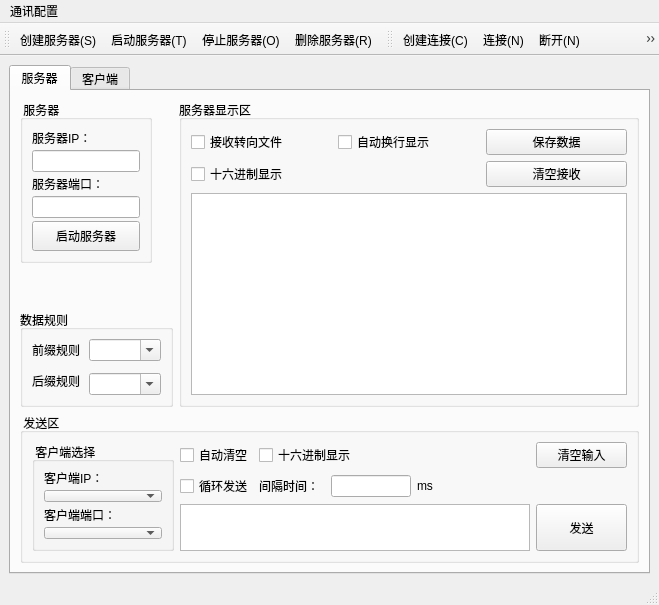
Above: tcpipwindow.ui from eveningwyn/Ethernet_SerialPort before the change. Below: the same form after it.
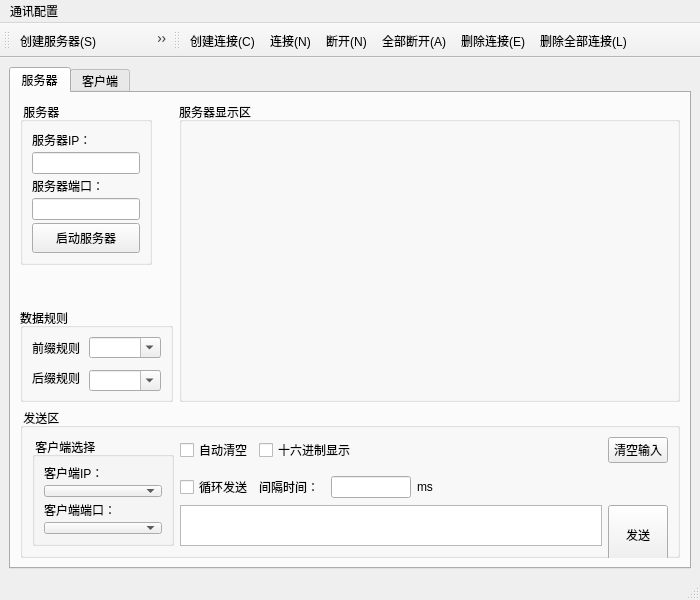
That is the form after the change. The open tabs and pages were chosen to show the change. Icons and pictures are not drawn.

```diff
--- a/tcpipwindow.ui
+++ b/tcpipwindow.ui
@@ -6,10 +6,16 @@
    <rect>
     <x>0</x>
     <y>0</y>
-    <width>659</width>
+    <width>700</width>
     <height>600</height>
    </rect>
   </property>
+  <property name="minimumSize">
+   <size>
+    <width>700</width>
+    <height>60</height>
+   </size>
+  </property>
   <property name="maximumSize">
    <size>
     <width>700</width>
@@ -21,10 +27,10 @@
   </property>
   <widget class="QWidget" name="mainCentralwidget">
    <layout class="QGridLayout" name="gridLayout_12">
-    <item row="1" column="0">
+    <item row="0" column="0">
      <widget class="QTabWidget" name="tabWidget">
       <property name="currentIndex">
-       <number>0</number>
+       <number>1</number>
       </property>
       <widget class="QWidget" name="tabServer">
        <attribute name="title">
@@ -43,13 +49,6 @@
            <string> 发送区</string>
           </property>
           <layout class="QGridLayout" name="gridLayout_11">
-           <item row="0" column="8">
-            <widget class="QPushButton" name="pushButtonServerClear">
-             <property name="text">
-              <string>清空输入</string>
-             </property>
-            </widget>
-           </item>
            <item row="0" column="3" colspan="4">
             <widget class="QCheckBox" name="checkBoxServerHexShow_Send">
              <property name="text">
@@ -57,7 +56,7 @@
              </property>
             </widget>
            </item>
-           <item row="1" column="5">
+           <item row="2" column="5">
             <widget class="QLineEdit" name="lineEditServerIntervalTime">
              <property name="maximumSize">
               <size>
@@ -67,7 +66,7 @@
              </property>
             </widget>
            </item>
-           <item row="1" column="6">
+           <item row="2" column="6">
             <widget class="QLabel" name="labelServer_ms">
              <property name="text">
               <string>ms</string>
@@ -81,7 +80,7 @@
              </property>
             </widget>
            </item>
-           <item row="2" column="8">
+           <item row="3" column="8">
             <widget class="QPushButton" name="pushButtonServerSend">
              <property name="sizePolicy">
               <sizepolicy hsizetype="Minimum" vsizetype="Minimum">
@@ -89,19 +88,41 @@
                <verstretch>0</verstretch>
               </sizepolicy>
              </property>
+             <property name="minimumSize">
+              <size>
+               <width>60</width>
+               <height>60</height>
+              </size>
+             </property>
+             <property name="maximumSize">
+              <size>
+               <width>60</width>
+               <height>16777215</height>
+              </size>
+             </property>
              <property name="text">
               <string>发送</string>
              </property>
             </widget>
            </item>
-           <item row="1" column="3">
+           <item row="2" column="3">
             <widget class="QLabel" name="labelServerIntervalTime">
              <property name="text">
               <string>间隔时间：</string>
              </property>
             </widget>
            </item>
-           <item row="0" column="0" rowspan="3" colspan="2">
+           <item row="2" column="2">
+            <widget class="QCheckBox" name="checkBoxServerLoopSend">
+             <property name="text">
+              <string>循环发送</string>
+             </property>
+            </widget>
+           </item>
+           <item row="3" column="2" colspan="6">
+            <widget class="QTextEdit" name="textEditServerSendInput"/>
+           </item>
+           <item row="0" column="0" rowspan="4" colspan="2">
             <widget class="QGroupBox" name="groupBoxServerClientSelect">
              <property name="minimumSize">
               <size>
@@ -136,30 +157,26 @@
              </layout>
             </widget>
            </item>
-           <item row="1" column="2">
-            <widget class="QCheckBox" name="checkBoxServerLoopSend">
+           <item row="0" column="8">
+            <widget class="QPushButton" name="pushButtonServerClear">
+             <property name="minimumSize">
+              <size>
+               <width>60</width>
+               <height>0</height>
+              </size>
+             </property>
+             <property name="maximumSize">
+              <size>
+               <width>60</width>
+               <height>16777215</height>
+              </size>
+             </property>
              <property name="text">
-              <string>循环发送</string>
+              <string>清空输入</string>
              </property>
             </widget>
            </item>
-           <item row="2" column="2" colspan="6">
-            <widget class="QTextEdit" name="textEditServerSendInput"/>
-           </item>
-           <item row="1" column="8">
-            <spacer name="horizontalSpacer_4">
-             <property name="orientation">
-              <enum>Qt::Horizontal</enum>
-             </property>
-             <property name="sizeHint" stdset="0">
-              <size>
-               <width>40</width>
-               <height>20</height>
-              </size>
-             </property>
-            </spacer>
-           </item>
-           <item row="1" column="7">
+           <item row="0" column="7">
             <spacer name="horizontalSpacer">
              <property name="orientation">
               <enum>Qt::Horizontal</enum>
@@ -303,7 +320,7 @@
           <property name="minimumSize">
            <size>
             <width>0</width>
-            <height>304</height>
+            <height>204</height>
            </size>
           </property>
           <property name="title">
@@ -311,42 +328,7 @@
           </property>
           <layout class="QGridLayout" name="gridLayout_10">
            <item row="0" column="0">
-            <widget class="QCheckBox" name="checkBoxServerSaveToFile">
-             <property name="text">
-              <string>接收转向文件</string>
-             </property>
-            </widget>
-           </item>
-           <item row="0" column="1">
-            <widget class="QCheckBox" name="checkBoxServerNextLineShow">
-             <property name="text">
-              <string>自动换行显示</string>
-             </property>
-            </widget>
-           </item>
-           <item row="1" column="0">
-            <widget class="QCheckBox" name="checkBoxServerHexShow_Receive">
-             <property name="text">
-              <string>十六进制显示</string>
-             </property>
-            </widget>
-           </item>
-           <item row="1" column="2">
-            <widget class="QPushButton" name="pushButtonServerClearReceive">
-             <property name="text">
-              <string>清空接收</string>
-             </property>
-            </widget>
-           </item>
-           <item row="0" column="2">
-            <widget class="QPushButton" name="pushButtonServerSaveToFile">
-             <property name="text">
-              <string>保存数据</string>
-             </property>
-            </widget>
-           </item>
-           <item row="2" column="0" colspan="3">
-            <widget class="QTextBrowser" name="textBrowserServerReceiveArea"/>
+            <widget class="QWidget" name="widget_server" native="true"/>
            </item>
           </layout>
          </widget>
@@ -454,42 +436,7 @@
           </property>
           <layout class="QGridLayout" name="gridLayout_4">
            <item row="0" column="0">
-            <widget class="QCheckBox" name="checkBoxClientSaveToFile">
-             <property name="text">
-              <string>接收转向文件</string>
-             </property>
-            </widget>
-           </item>
-           <item row="0" column="1">
-            <widget class="QCheckBox" name="checkBoxClientNextLineShow">
-             <property name="text">
-              <string>自动换行显示</string>
-             </property>
-            </widget>
-           </item>
-           <item row="1" column="0">
-            <widget class="QCheckBox" name="checkBoxClientHexShow_Receive">
-             <property name="text">
-              <string>十六进制显示</string>
-             </property>
-            </widget>
-           </item>
-           <item row="1" column="2">
-            <widget class="QPushButton" name="pushButtonClientClearReceive">
-             <property name="text">
-              <string>清空接收</string>
-             </property>
-            </widget>
-           </item>
-           <item row="2" column="0" colspan="3">
-            <widget class="QTextBrowser" name="textBrowserClientReceiveArea"/>
-           </item>
-           <item row="0" column="2">
-            <widget class="QPushButton" name="pushButtonClientSaveToFile">
-             <property name="text">
-              <string>保存数据</string>
-             </property>
-            </widget>
+            <widget class="QWidget" name="widget_client" native="true"/>
            </item>
           </layout>
          </widget>
@@ -585,6 +532,18 @@
            </item>
            <item row="0" column="7">
             <widget class="QPushButton" name="pushButtonClientClearInput">
+             <property name="minimumSize">
+              <size>
+               <width>60</width>
+               <height>0</height>
+              </size>
+             </property>
+             <property name="maximumSize">
+              <size>
+               <width>60</width>
+               <height>16777215</height>
+              </size>
+             </property>
              <property name="text">
               <string>清空输入</string>
              </property>
@@ -617,19 +576,6 @@
              </property>
             </widget>
            </item>
-           <item row="1" column="7">
-            <spacer name="horizontalSpacer_3">
-             <property name="orientation">
-              <enum>Qt::Horizontal</enum>
-             </property>
-             <property name="sizeHint" stdset="0">
-              <size>
-               <width>40</width>
-               <height>20</height>
-              </size>
-             </property>
-            </spacer>
-           </item>
            <item row="1" column="4">
             <widget class="QLabel" name="labelClient_ms">
              <property name="text">
@@ -645,6 +591,18 @@
                <verstretch>0</verstretch>
               </sizepolicy>
              </property>
+             <property name="minimumSize">
+              <size>
+               <width>60</width>
+               <height>0</height>
+              </size>
+             </property>
+             <property name="maximumSize">
+              <size>
+               <width>60</width>
+               <height>16777215</height>
+              </size>
+             </property>
              <property name="text">
               <string>发送</string>
              </property>
@@ -685,7 +643,7 @@
              </layout>
             </widget>
            </item>
-           <item row="1" column="5">
+           <item row="0" column="6">
             <spacer name="horizontalSpacer_6">
              <property name="orientation">
               <enum>Qt::Horizontal</enum>
@@ -725,7 +683,7 @@
     <rect>
      <x>0</x>
      <y>0</y>
-     <width>659</width>
+     <width>700</width>
      <height>23</height>
     </rect>
    </property>
@@ -769,6 +727,18 @@
    <addaction name="deleteServerAction"/>
   </widget>
   <widget class="QToolBar" name="clientToolBar">
+   <property name="minimumSize">
+    <size>
+     <width>530</width>
+     <height>35</height>
+    </size>
+   </property>
+   <property name="maximumSize">
+    <size>
+     <width>530</width>
+     <height>35</height>
+    </size>
+   </property>
    <property name="windowTitle">
     <string>客户端工具栏</string>
    </property>
```
